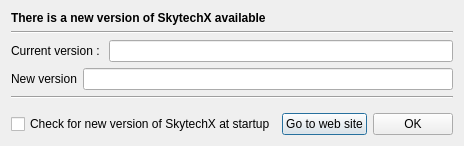
Old version of the form cversioncheck.ui in the repository PavelMr/skytechx.
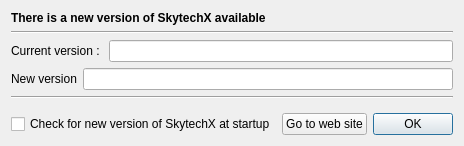
New version of the form.

Diff of the .ui file:
```diff
--- a/cversioncheck.ui
+++ b/cversioncheck.ui
@@ -132,6 +132,9 @@
        <property name="text">
         <string>OK</string>
        </property>
+       <property name="default">
+        <bool>true</bool>
+       </property>
       </widget>
      </item>
     </layout>
```
